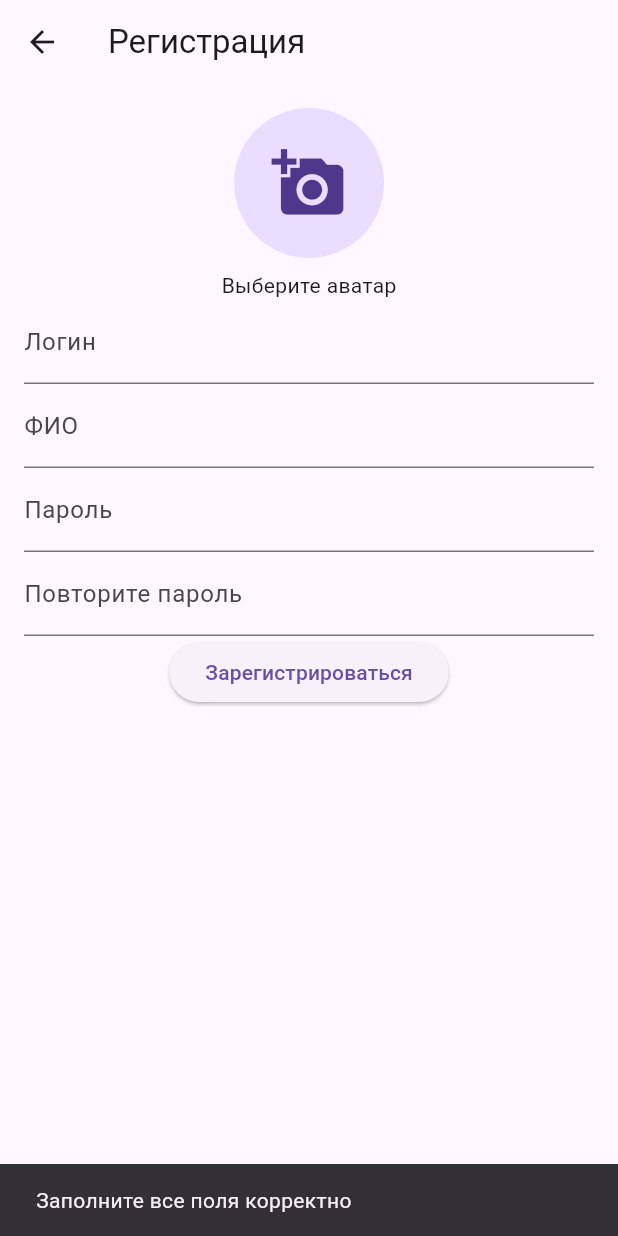
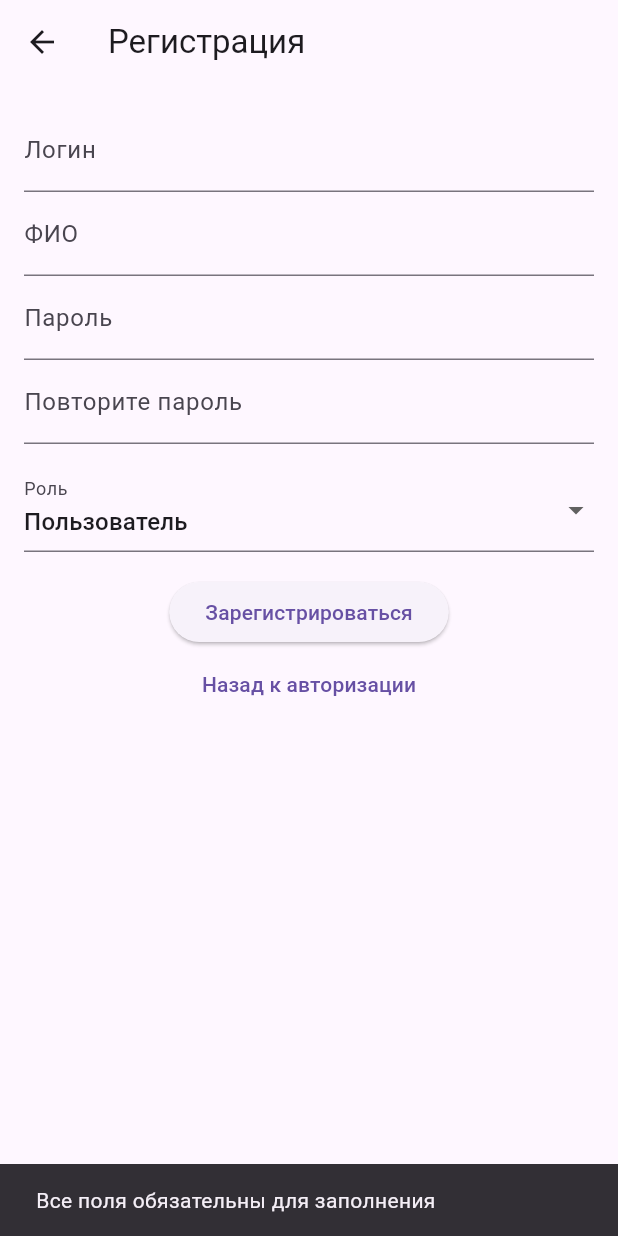
Before and after one commit to KinoKayl/test_01, a Flutter app: the RegisterPage screen opened directly, after a tap on "Зарегистрироваться", on a phone screen of 412 x 824 dp. Run offline on Flutter 3.47's test engine with Material 3 defaults, Android fonts, the phone set to English and light mode, and no system bars; our stand-ins replace image_picker, sqflite; accounts and stored records are empty.

Commit message:
добавлены карточки на основную страницу а так же возможность выбирать роль при авторизации

```diff
--- a/lib/pages/register_page.dart
+++ b/lib/pages/register_page.dart
@@ -1,8 +1,6 @@
 import 'package:flutter/material.dart';
 import '../database_helper.dart';
 import '../models.dart';
-import '../widgets/avatar_picker.dart';
-import 'login_page.dart';
 
 class RegisterPage extends StatefulWidget {
   @override
@@ -10,21 +8,37 @@ class RegisterPage extends StatefulWidget {
 }
 
 class _RegisterPageState extends State<RegisterPage> {
-  final usernameController = TextEditingController();
-  final passwordController = TextEditingController();
-  final fullNameController = TextEditingController();
-  final confirmPasswordController = TextEditingController();
-  String role = "user";
-  String avatarPath = "";
+  final TextEditingController usernameController = TextEditingController();
+  final TextEditingController fullNameController = TextEditingController();
+  final TextEditingController passwordController = TextEditingController();
+  final TextEditingController confirmPasswordController = TextEditingController();
+  String selectedRole = 'user'; // Default role
 
-  void _register() async {
-    final username = usernameController.text;
-    final password = passwordController.text;
-    final confirmPassword = confirmPasswordController.text;
+  void register() async {
+    final username = usernameController.text.trim();
+    final fullName = fullNameController.text.trim();
+    final password = passwordController.text.trim();
+    final confirmPassword = confirmPasswordController.text.trim();
 
-    if (password != confirmPassword || username.isEmpty || avatarPath.isEmpty) {
+    if (username.isEmpty || fullName.isEmpty || password.isEmpty) {
       ScaffoldMessenger.of(context).showSnackBar(
-        SnackBar(content: Text('Заполните все поля корректно')),
+        SnackBar(content: Text('Все поля обязательны для заполнения')),
+      );
+      return;
+    }
+
+    if (password != confirmPassword) {
+      ScaffoldMessenger.of(context).showSnackBar(
+        SnackBar(content: Text('Пароли не совпадают')),
+      );
+      return;
+    }
+
+    final db = DatabaseHelper.instance;
+    final existingUser = await db.getUser(username, password);
+    if (existingUser != null) {
+      ScaffoldMessenger.of(context).showSnackBar(
+        SnackBar(content: Text('Пользователь с таким логином уже существует')),
       );
       return;
     }
@@ -32,33 +46,68 @@ class _RegisterPageState extends State<RegisterPage> {
     final newUser = User(
       username: username,
       password: password,
-      fullName: fullNameController.text,
-      role: role,
-      avatarPath: avatarPath,
+      fullName: fullName,
+      role: selectedRole,
+      avatarPath: '', // Default empty avatar path
     );
 
-    final db = DatabaseHelper.instance;
     await db.createUser(newUser);
-    Navigator.push(
-      context,
-      MaterialPageRoute(builder: (context) => LoginPage()),
+    ScaffoldMessenger.of(context).showSnackBar(
+      SnackBar(content: Text('Регистрация успешна')),
     );
+
+    Navigator.pop(context);
   }
 
   @override
   Widget build(BuildContext context) {
     return Scaffold(
       appBar: AppBar(title: Text('Регистрация')),
-      body: SingleChildScrollView(
-        padding: EdgeInsets.all(16),
+      body: Padding(
+        padding: const EdgeInsets.all(16.0),
         child: Column(
           children: [
-            AvatarPicker(onAvatarSelected: (path) => avatarPath = path),
-            TextField(controller: usernameController, decoration: InputDecoration(labelText: 'Логин')),
-            TextField(controller: fullNameController, decoration: InputDecoration(labelText: 'ФИО')),
-            TextField(controller: passwordController, decoration: InputDecoration(labelText: 'Пароль'), obscureText: true),
-            TextField(controller: confirmPasswordController, decoration: InputDecoration(labelText: 'Повторите пароль'), obscureText: true),
-            ElevatedButton(onPressed: _register, child: Text('Зарегистрироваться')),
+            TextField(
+              controller: usernameController,
+              decoration: InputDecoration(labelText: 'Логин'),
+            ),
+            TextField(
+              controller: fullNameController,
+              decoration: InputDecoration(labelText: 'ФИО'),
+            ),
+            TextField(
+              controller: passwordController,
+              decoration: InputDecoration(labelText: 'Пароль'),
+              obscureText: true,
+            ),
+            TextField(
+              controller: confirmPasswordController,
+              decoration: InputDecoration(labelText: 'Повторите пароль'),
+              obscureText: true,
+            ),
+            SizedBox(height: 16),
+            DropdownButtonFormField<String>(
+              value: selectedRole,
+              onChanged: (value) {
+                setState(() {
+                  selectedRole = value!;
+                });
+              },
+              decoration: InputDecoration(labelText: 'Роль'),
+              items: [
+                DropdownMenuItem(value: 'user', child: Text('Пользователь')),
+                DropdownMenuItem(value: 'admin', child: Text('Администратор')),
+              ],
+            ),
+            SizedBox(height: 16),
+            ElevatedButton(
+              onPressed: register,
+              child: Text('Зарегистрироваться'),
+            ),
+            TextButton(
+              onPressed: () => Navigator.pop(context),
+              child: Text('Назад к авторизации'),
+            ),
           ],
         ),
       ),
--- a/pubspec.yaml
+++ b/pubspec.yaml
@@ -19,7 +19,7 @@ publish_to: 'none' # Remove this line if you wish to publish to pub.dev
 version: 1.0.0+1
 
 environment:
-  sdk: ^3.5.4
+  sdk: ^3.5.3
 
 # Dependencies specify other packages that your package needs in order to work.
 # To automatically upgrade your package dependencies to the latest versions
```
Also changed, not shown: lib/database_helper.dart (+9 -0 lines), lib/pages/user_home_page.dart (+65 -14 lines), pubspec.lock.
